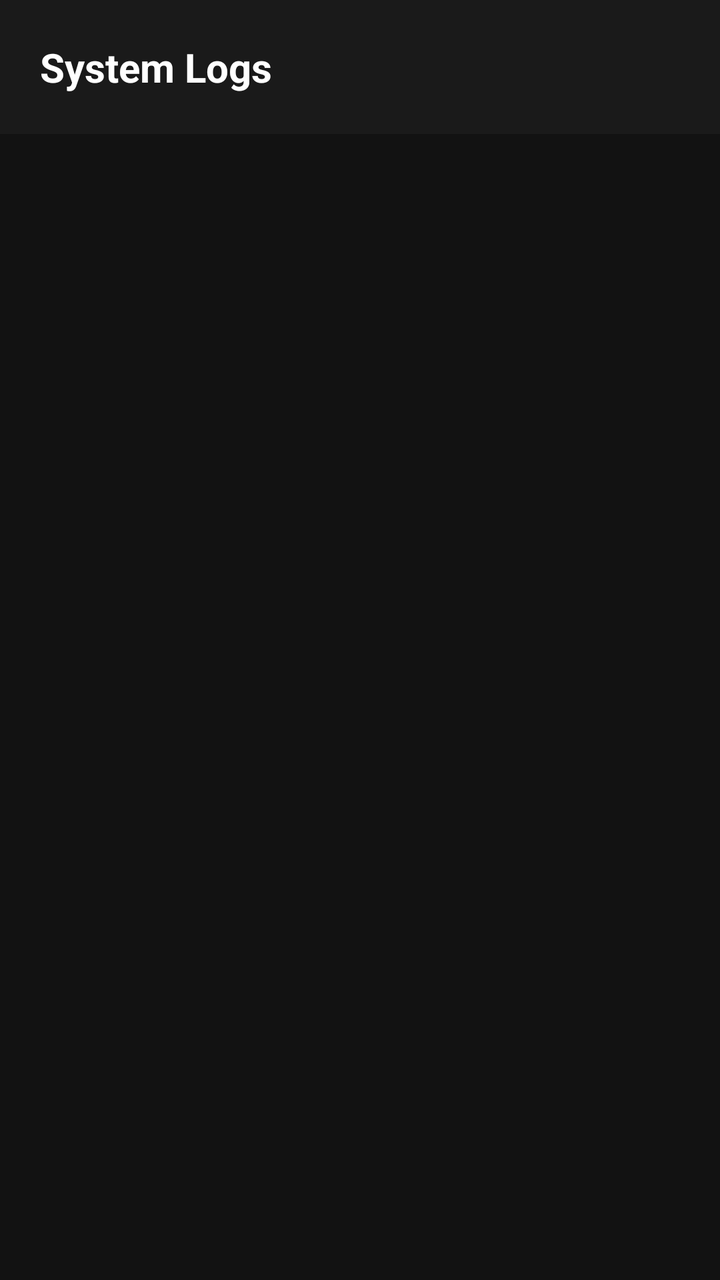
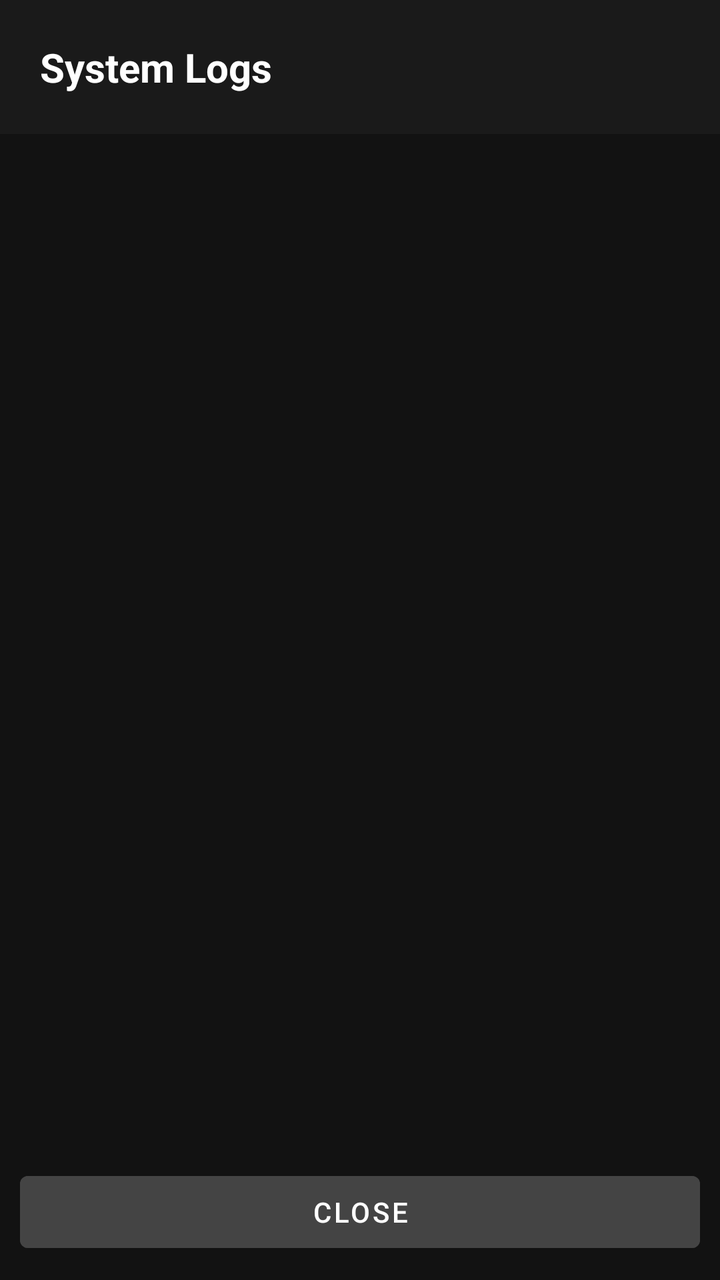

Compare the two renders of this Android layout. The source of the first and the diff that turns it into the second are given below.
<!-- AndroidManifest.xml: fallback theme Theme.MaterialComponents.DayNight.NoActionBar -->
<!-- res/layout/activity_logs.xml -->
<?xml version="1.0" encoding="utf-8"?>
<LinearLayout xmlns:android="http://schemas.android.com/apk/res/android"
    android:layout_width="match_parent"
    android:layout_height="match_parent"
    android:orientation="vertical"
    android:background="#121212">

    <TextView
        android:layout_width="match_parent"
        android:layout_height="wrap_content"
        android:text="System Logs"
        android:padding="20dp"
        android:textColor="#FFFFFF"
        android:textSize="20sp"
        android:textStyle="bold"
        android:background="#1A1A1A"/>

    <ListView
        android:id="@+id/logListView"
        android:layout_width="match_parent"
        android:layout_height="match_parent"
        android:divider="#333333"
        android:dividerHeight="1dp" />
</LinearLayout>
<!-- resources referenced by this layout -->
<resources>

</resources>

<!-- the commit's change to res/layout/activity_logs.xml (unified diff, before → after) -->
@@ -18,7 +18,18 @@
     <ListView
         android:id="@+id/logListView"
         android:layout_width="match_parent"
-        android:layout_height="match_parent"
+        android:layout_height="0dp"
+        android:layout_weight="1"
         android:divider="#333333"
-        android:dividerHeight="1dp" />
+        android:dividerHeight="1dp"
+        android:padding="10dp" />
+
+    <Button
+        android:id="@+id/btnCloseLogs"
+        android:layout_width="match_parent"
+        android:layout_height="wrap_content"
+        android:text="Close"
+        android:layout_margin="10dp"
+        android:backgroundTint="#444444"
+        android:textColor="#FFFFFF"/>
 </LinearLayout>
